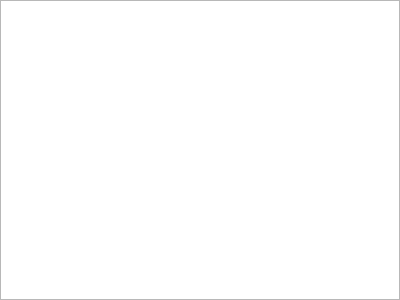
The window that Widgets/dashboardpluginbase.ui (Bajena/QtDashboard) describes before a commit, drawn with Qt 5.
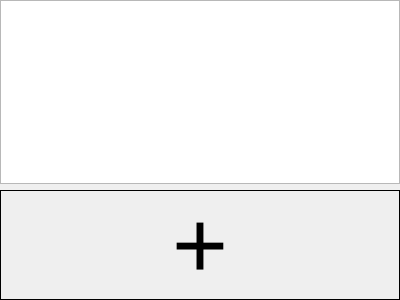
The same window after the commit.

Patch:
```diff
--- a/Widgets/dashboardpluginbase.ui
+++ b/Widgets/dashboardpluginbase.ui
@@ -36,6 +36,27 @@
      </property>
     </widget>
    </item>
+   <item>
+    <widget class="QLabel" name="placeholderLabel">
+     <property name="enabled">
+      <bool>true</bool>
+     </property>
+     <property name="font">
+      <font>
+       <pointsize>72</pointsize>
+      </font>
+     </property>
+     <property name="frameShape">
+      <enum>QFrame::Box</enum>
+     </property>
+     <property name="text">
+      <string>+</string>
+     </property>
+     <property name="alignment">
+      <set>Qt::AlignCenter</set>
+     </property>
+    </widget>
+   </item>
   </layout>
  </widget>
  <resources/>
```
Left out of the diff: 3 changed lines with no effect on the pictures.
